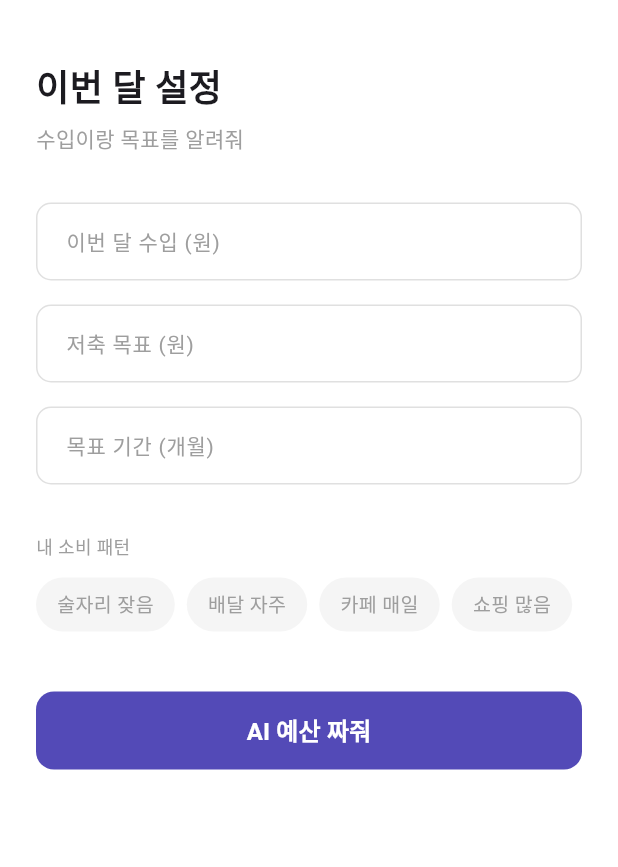
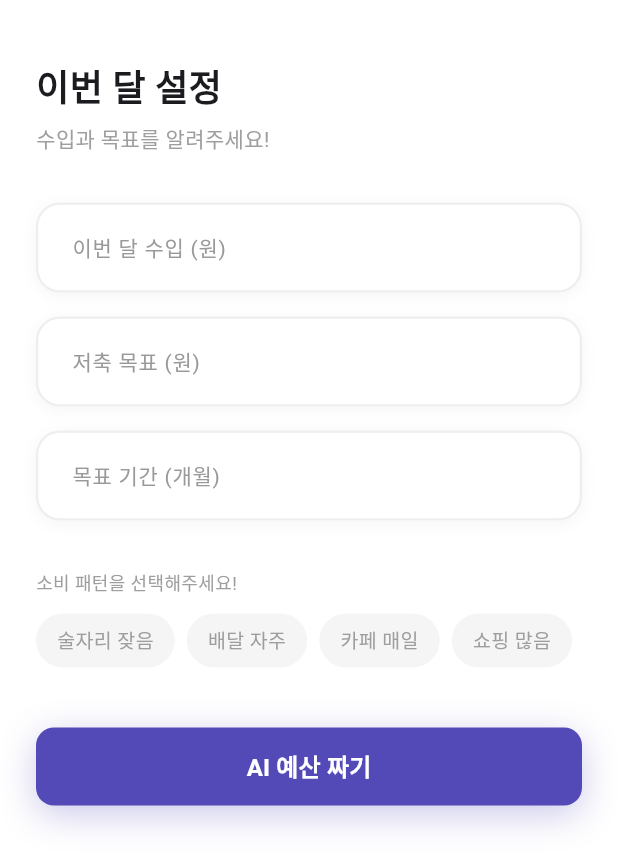
Before and after one commit to JMandoo1014/budget-manager, a Flutter app: the screen it shows after launch, on a phone screen of 412 x 824 dp. Shown: the top 867 px of the screen. Run offline on Flutter 3.47's test engine with Material 3 defaults, Android fonts, the phone set to English and light mode, and no system bars; our stand-ins replace flutter_dotenv, go_router, supabase_flutter; accounts and stored records are empty.

Commit message:
refactor: 온보딩 토스트 Overlay 전환 및 세부 수정
- OnboardingScreen: Stack 제거, Overlay + OverlayEntry로 토스트 재구현
  (SlideTransition + FadeTransition, 화면 하단 bottom:40 고정)
- TextField 디자인 개선: OutlineInputBorder, floatingLabelStyle, boxShadow
- 텍스트 존댓말 통일, 버튼 문구 "AI 예산 짜기"로 변경
- Budget.fromJson: snake_case 키로 수정 (savings_goal 등)
- StorageService.getCurrentBudget: maybeSingle → limit(1) + data.first
- CLAUDE.md: 아키텍처·디자인 시스템·화면 현황·남은 작업 전면 업데이트

```diff
--- a/lib/screens/onboarding_screen.dart
+++ b/lib/screens/onboarding_screen.dart
@@ -1,6 +1,7 @@
 import 'package:flutter/material.dart';
 import 'package:flutter/services.dart';
 import 'package:go_router/go_router.dart';
+import 'package:intl/intl.dart';
 
 import '../models/budget.dart';
 import '../services/storage_service.dart';
@@ -12,7 +13,8 @@ class OnboardingScreen extends StatefulWidget {
   State<OnboardingScreen> createState() => _OnboardingScreenState();
 }
 
-class _OnboardingScreenState extends State<OnboardingScreen> {
+class _OnboardingScreenState extends State<OnboardingScreen>
+    with SingleTickerProviderStateMixin {
   final _incomeController = TextEditingController();
   final _savingsController = TextEditingController();
   final _periodController = TextEditingController();
@@ -21,12 +23,115 @@ class _OnboardingScreenState extends State<OnboardingScreen> {
   final _selectedPatterns = <String>{};
   bool _isLoading = false;
 
+  final _formatter = NumberFormat('#,###');
+
+  // 토스트
+  late final AnimationController _toastAnimController;
+  late final Animation<Offset> _toastSlide;
+  late final Animation<double> _toastOpacity;
+  OverlayEntry? _toastEntry;
+
+  @override
+  void initState() {
+    super.initState();
+    _toastAnimController = AnimationController(
+      vsync: this,
+      duration: const Duration(milliseconds: 300),
+    );
+    _toastSlide = Tween<Offset>(
+      begin: const Offset(0, 1),
+      end: Offset.zero,
+    ).animate(CurvedAnimation(
+      parent: _toastAnimController,
+      curve: Curves.easeOut,
+      reverseCurve: Curves.easeIn,
+    ));
+    _toastOpacity = CurvedAnimation(
+      parent: _toastAnimController,
+      curve: Curves.easeOut,
+    );
+  }
+
   @override
   void dispose() {
+    _toastEntry?.remove();
+    _toastAnimController.dispose();
     _incomeController.dispose();
     _savingsController.dispose();
     _periodController.dispose();
     super.dispose();
+  }
+
+  Future<void> _showToast(String message) async {
+    _toastEntry?.remove();
+
+    _toastEntry = OverlayEntry(
+      builder: (_) => Positioned(
+        left: 24,
+        right: 24,
+        bottom: 40,
+        child: Material(
+          color: Colors.transparent,
+          child: SlideTransition(
+            position: _toastSlide,
+            child: FadeTransition(
+              opacity: _toastOpacity,
+              child: Container(
+                padding: const EdgeInsets.symmetric(horizontal: 20, vertical: 14),
+                decoration: BoxDecoration(
+                  color: Colors.white,
+                  borderRadius: BorderRadius.circular(16),
+                  boxShadow: [
+                    BoxShadow(
+                      color: Colors.black.withOpacity(0.12),
+                      blurRadius: 20,
+                      offset: const Offset(0, 4),
+                    ),
+                  ],
+                ),
+                child: Text(
+                  message,
+                  style: const TextStyle(
+                    color: Color(0xFF534AB7),
+                    fontWeight: FontWeight.w500,
+                    fontSize: 14,
+                  ),
+                  textAlign: TextAlign.center,
+                ),
+              ),
+            ),
+          ),
+        ),
+      ),
+    );
+
+    Overlay.of(context).insert(_toastEntry!);
+    await _toastAnimController.forward(from: 0);
+    await Future.delayed(const Duration(seconds: 2));
+    if (mounted) {
+      await _toastAnimController.reverse();
+      _toastEntry?.remove();
+      _toastEntry = null;
+    }
+  }
+
+  void _onNumberChanged(TextEditingController controller, String value) {
+    final digits = value.replaceAll(',', '').replaceAll(RegExp(r'[^0-9]'), '');
+    if (digits.isEmpty) {
+      controller.value = const TextEditingValue(text: '');
+      return;
+    }
+    final number = int.tryParse(digits);
+    if (number == null) return;
+    final formatted = _formatter.format(number);
+    controller.value = TextEditingValue(
+      text: formatted,
+      selection: TextSelection.collapsed(offset: formatted.length),
+    );
+  }
+
+  int _parseFormatted(String text) {
+    return int.tryParse(text.replaceAll(',', '')) ?? 0;
   }
 
   Map<String, int> _allocateBudget(int available) {
@@ -43,21 +148,16 @@ class _OnboardingScreenState extends State<OnboardingScreen> {
   }
 
   Future<void> _onSubmit() async {
-    final income = int.tryParse(_incomeController.text.trim()) ?? 0;
-    final savings = int.tryParse(_savingsController.text.trim()) ?? 0;
+    final income = _parseFormatted(_incomeController.text);
+    final savings = _parseFormatted(_savingsController.text);
     final months = int.tryParse(_periodController.text.trim()) ?? 0;
 
     if (income == 0 || savings == 0 || months == 0) {
-      ScaffoldMessenger.of(context).showSnackBar(
-        const SnackBar(content: Text('모든 항목을 입력해줘')),
-      );
+      _showToast('모든 항목을 입력해주세요!');
       return;
     }
-
     if (savings >= income) {
-      ScaffoldMessenger.of(context).showSnackBar(
-        const SnackBar(content: Text('저축 목표가 수입보다 클 수 없어')),
-      );
+      _showToast('저축 목표가 수입보다 클 수 없어요.');
       return;
     }
 
@@ -65,25 +165,20 @@ class _OnboardingScreenState extends State<OnboardingScreen> {
 
     try {
       final available = income - savings;
-      final categoryBudgets = _allocateBudget(available);
-
       final budget = Budget(
         income: income,
         savingsGoal: savings,
         savingsMonths: months,
         spendingPatterns: _selectedPatterns.toList(),
-        categoryBudgets: categoryBudgets,
+        categoryBudgets: _allocateBudget(available),
       );
 
       await StorageService().saveBudget(budget);
-
       if (mounted) context.go('/home');
     } catch (e) {
       if (mounted) {
         setState(() => _isLoading = false);
-        ScaffoldMessenger.of(context).showSnackBar(
-          SnackBar(content: Text('저장 실패: $e')),
-        );
+        _showToast('저장에 실패했어요. 다시 시도해주세요.');
       }
     }
   }
@@ -105,27 +200,27 @@ class _OnboardingScreenState extends State<OnboardingScreen> {
               ),
               const SizedBox(height: 6),
               const Text(
-                '수입이랑 목표를 알려줘',
+                '수입과 목표를 알려주세요!',
                 style: TextStyle(fontSize: 14, color: Colors.grey),
               ),
               const SizedBox(height: 32),
-              _buildTextField(
+              _buildFormattedTextField(
                 controller: _incomeController,
                 label: '이번 달 수입 (원)',
               ),
               const SizedBox(height: 16),
-              _buildTextField(
+              _buildFormattedTextField(
                 controller: _savingsController,
                 label: '저축 목표 (원)',
               ),
               const SizedBox(height: 16),
-              _buildTextField(
+              _buildPlainTextField(
                 controller: _periodController,
                 label: '목표 기간 (개월)',
               ),
               const SizedBox(height: 32),
               const Text(
-                '내 소비 패턴',
+                '소비 패턴을 선택해주세요!',
                 style: TextStyle(fontSize: 12, color: Colors.grey),
               ),
               const SizedBox(height: 12),
@@ -135,7 +230,18 @@ class _OnboardingScreenState extends State<OnboardingScreen> {
                 children: _patterns.map(_buildChip).toList(),
               ),
               const SizedBox(height: 40),
-              SizedBox(
+              Container(
+                decoration: BoxDecoration(
+                  borderRadius: BorderRadius.circular(12),
+                  boxShadow: [
+                    BoxShadow(
+                      color: const Color(0xFF534AB7).withOpacity(0.3),
+                      blurRadius: 20,
+                      offset: const Offset(0, 6),
+                    ),
+                  ],
+                ),
+                child: SizedBox(
                   width: double.infinity,
                   height: 52,
                   child: ElevatedButton(
@@ -159,8 +265,12 @@ class _OnboardingScreenState extends State<OnboardingScreen> {
                             ),
                           )
                         : const Text(
-                          'AI 예산 짜줘',
-                          style: TextStyle(fontSize: 16, fontWeight: FontWeight.w600),
+                            'AI 예산 짜기',
+                            style: TextStyle(
+                              fontSize: 16,
+                              fontWeight: FontWeight.w600,
+                            ),
+                          ),
                   ),
                 ),
               ),
@@ -171,27 +281,71 @@ class _OnboardingScreenState extends State<OnboardingScreen> {
     );
   }
 
-  Widget _buildTextField({
+  Widget _buildFormattedTextField({
     required TextEditingController controller,
     required String label,
   }) {
-    return TextField(
+    return Container(
+      decoration: BoxDecoration(
+        borderRadius: BorderRadius.circular(16),
+        boxShadow: [
+          BoxShadow(
+            color: Colors.black.withOpacity(0.04),
+            blurRadius: 8,
+            offset: const Offset(0, 2),
+          ),
+        ],
+      ),
+      child: TextField(
+        controller: controller,
+        keyboardType: TextInputType.number,
+        inputFormatters: [FilteringTextInputFormatter.allow(RegExp(r'[0-9,]'))],
+        onChanged: (value) => _onNumberChanged(controller, value),
+        decoration: _inputDecoration(label),
+      ),
+    );
+  }
+
+  Widget _buildPlainTextField({
+    required TextEditingController controller,
+    required String label,
+  }) {
+    return Container(
+      decoration: BoxDecoration(
+        borderRadius: BorderRadius.circular(16),
+        boxShadow: [
+          BoxShadow(
+            color: Colors.black.withOpacity(0.04),
+            blurRadius: 8,
+            offset: const Offset(0, 2),
+          ),
+        ],
+      ),
+      child: TextField(
         controller: controller,
         keyboardType: TextInputType.number,
         inputFormatters: [FilteringTextInputFormatter.digitsOnly],
-      decoration: InputDecoration(
+        decoration: _inputDecoration(label),
+      ),
+    );
+  }
+
+  InputDecoration _inputDecoration(String label) {
+    return InputDecoration(
       labelText: label,
-        labelStyle: const TextStyle(color: Colors.grey, fontSize: 14),
+      labelStyle: const TextStyle(color: Color(0xFF999999), fontSize: 14),
+      floatingLabelStyle: const TextStyle(color: Color(0xFF534AB7), fontSize: 14),
+      filled: true,
+      fillColor: Colors.white,
       enabledBorder: OutlineInputBorder(
-          borderRadius: BorderRadius.circular(10),
-          borderSide: const BorderSide(color: Color(0xFFE0E0E0)),
+        borderRadius: BorderRadius.circular(16),
+        borderSide: const BorderSide(color: Color(0xFFEEEEEE), width: 1.5),
       ),
       focusedBorder: OutlineInputBorder(
-          borderRadius: BorderRadius.circular(10),
-          borderSide: const BorderSide(color: Color(0xFF534AB7)),
+        borderRadius: BorderRadius.circular(16),
+        borderSide: const BorderSide(color: Color(0xFF534AB7), width: 1.5),
       ),
-        contentPadding: const EdgeInsets.symmetric(horizontal: 16, vertical: 14),
-      ),
+      contentPadding: const EdgeInsets.symmetric(horizontal: 20, vertical: 18),
     );
   }
 
```
Also changed, not shown: lib/models/budget.dart (+4 -4 lines), lib/services/storage_service.dart (+8 -4 lines), 1 other file. Lines whose indentation alone changed are shown as unchanged.
